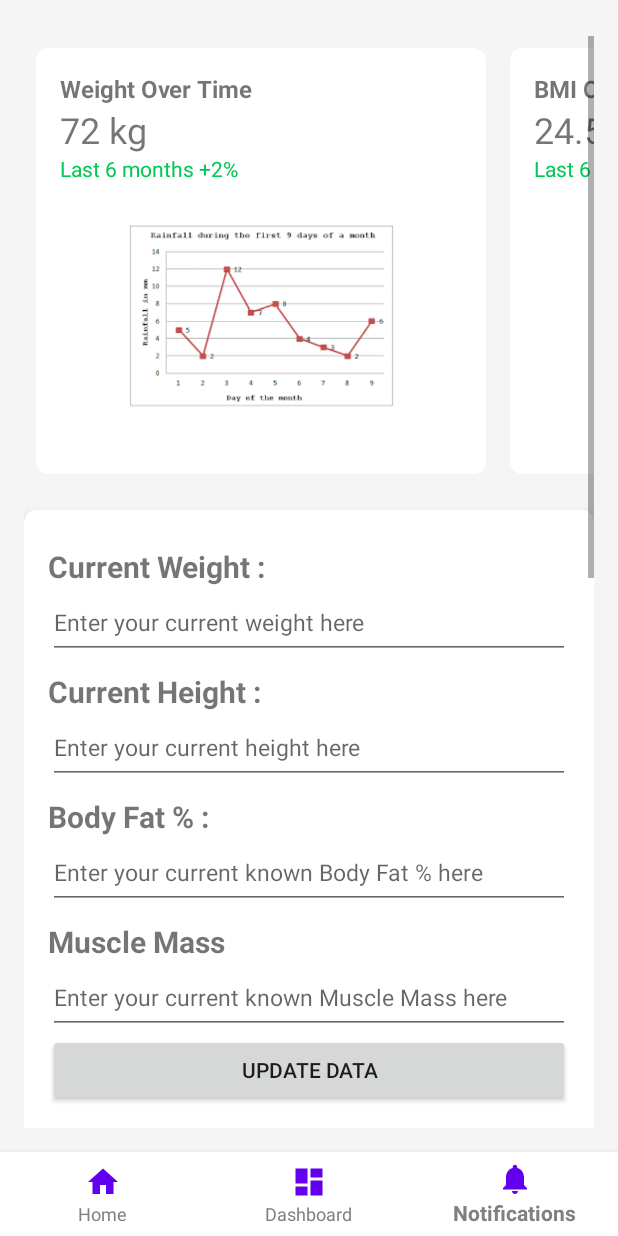
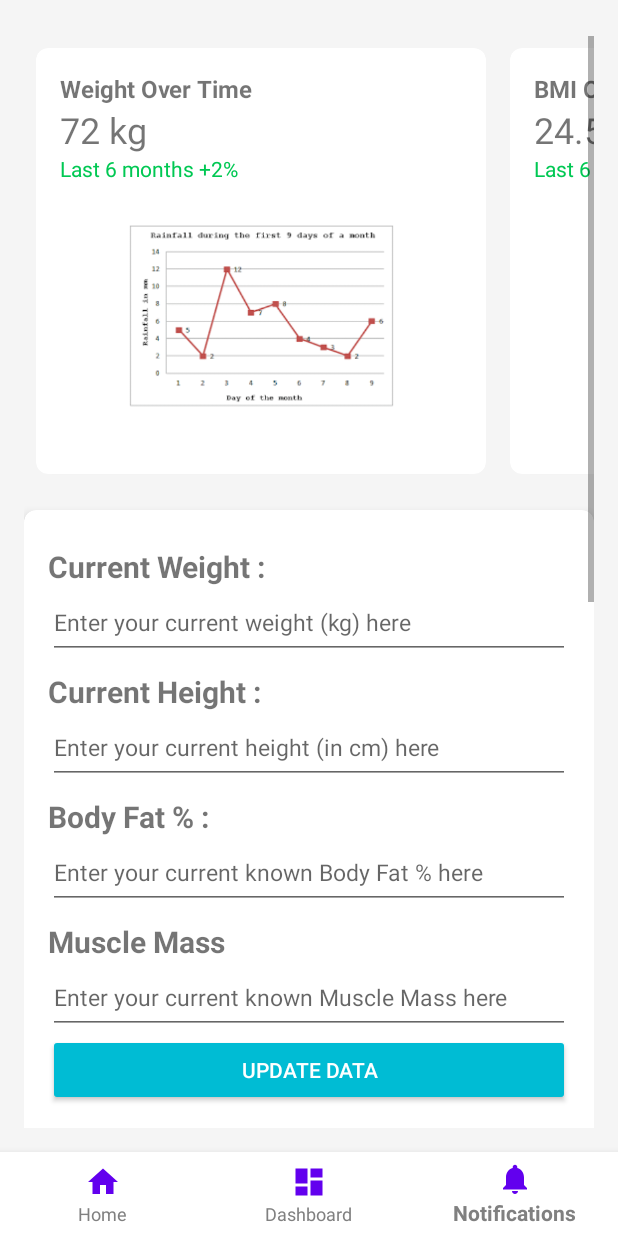
Before and after one commit to shashanksp04/WellnessCheck-P2, an Android app: the NotificationsFragment screen opened through its navigation route, on a phone screen of 412 x 824 dp. Run offline under Robolectric (Android 15) with nearby library versions, the phone set to English and light mode, and no system bars; our stand-ins replace navigation-ui.

```diff
--- a/app/src/main/java/com/example/wellnesscheck/ui/notifications/NotificationsFragment.kt
+++ b/app/src/main/java/com/example/wellnesscheck/ui/notifications/NotificationsFragment.kt
@@ -1,9 +1,12 @@
 package com.example.wellnesscheck.ui.notifications
 
 import android.os.Bundle
+import android.service.autofill.BatchUpdates
 import android.view.LayoutInflater
 import android.view.View
 import android.view.ViewGroup
+import android.widget.Button
+import android.widget.EditText
 import androidx.fragment.app.Fragment
 import androidx.recyclerview.widget.LinearLayoutManager
 import com.example.wellnesscheck.GraphItem
@@ -15,13 +18,40 @@ class NotificationsFragment : Fragment() {
 
     private var _binding: FragmentNotificationsBinding? = null
     private val binding get() = _binding!!
+    private lateinit var weightEdit: EditText
+    private lateinit var heightEdit: EditText
+    private lateinit var massEdit: EditText
+    private lateinit var fatEdit: EditText
+    private lateinit var updateGraph: Button
 
     override fun onCreateView(
         inflater: LayoutInflater, container: ViewGroup?,
         savedInstanceState: Bundle?
     ): View? {
         _binding = FragmentNotificationsBinding.inflate(inflater, container, false)
+        weightEdit = binding.weightUpdate
+        heightEdit = binding.heightUpdate
+        massEdit = binding.massUpdate
+        fatEdit = binding.fatUpdate
+        updateGraph = binding.updateDataButton
+
+        updateGraph.setOnClickListener{updateValue(weightEdit,heightEdit, massEdit, fatEdit)}
         return binding.root
+    }
+
+    private fun updateValue(weightVal : EditText, heightVal: EditText, massVal: EditText,
+                            fatVal: EditText){
+        weightVal.setText("")
+        weightVal.hint = "Enter your current weight (kg) here"
+
+        heightVal.setText("")
+        heightVal.hint = "Enter your current height (in cm) here"
+
+        massVal.setText("")
+        massVal.hint = "Enter your known current Muscle Mass here"
+
+        fatVal.setText("")
+        fatVal.hint = "Enter your current known Body Fat % here"
     }
 
     override fun onViewCreated(view: View, savedInstanceState: Bundle?) {
--- a/app/src/main/res/layout/fragment_dashboard.xml
+++ b/app/src/main/res/layout/fragment_dashboard.xml
@@ -198,8 +198,9 @@
 
                     <!-- Placeholder for Pie Chart or Icon -->
                     <ImageView
-                        android:layout_width="150dp"
-                        android:layout_height="150dp"
+                        android:id="@+id/graphImage"
+                        android:layout_width="170dp"
+                        android:layout_height="170dp"
                         android:src="@drawable/pie"
                         android:layout_marginStart="16dp"
                         android:layout_marginEnd="24dp" />
--- a/app/src/main/res/layout/fragment_notifications.xml
+++ b/app/src/main/res/layout/fragment_notifications.xml
@@ -99,11 +99,13 @@
                     android:textStyle="bold" />
 
                 <EditText
+                    android:id="@+id/weightUpdate"
                     android:layout_width="match_parent"
                     android:layout_height="wrap_content"
-                    android:hint="Enter your current weight here"
+                    android:hint="Enter your current weight (kg) here"
                     android:inputType="number"
                     android:minHeight="48dp"
+                    android:enabled="true"
                     android:textSize="15dp" />
 
                 <TextView
@@ -115,11 +117,13 @@
                     android:textStyle="bold" />
 
                 <EditText
+                    android:id="@+id/heightUpdate"
                     android:layout_width="match_parent"
                     android:layout_height="wrap_content"
-                    android:hint="Enter your current height here"
+                    android:hint="Enter your current height (in cm) here"
                     android:inputType="numberDecimal"
                     android:minHeight="48dp"
+                    android:enabled="true"
                     android:textSize="15dp" />
 
                 <TextView
@@ -131,11 +135,13 @@
                     android:textStyle="bold" />
 
                 <EditText
+                    android:id="@+id/fatUpdate"
                     android:layout_width="match_parent"
                     android:layout_height="wrap_content"
                     android:hint="Enter your current known Body Fat % here"
                     android:inputType="numberDecimal"
                     android:minHeight="48dp"
+                    android:enabled="true"
                     android:textSize="15dp" />
 
                 <TextView
@@ -147,11 +153,13 @@
                     android:textStyle="bold" />
 
                 <EditText
+                    android:id="@+id/massUpdate"
                     android:layout_width="match_parent"
                     android:layout_height="wrap_content"
                     android:hint="Enter your current known Muscle Mass here"
                     android:inputType="number"
                     android:minHeight="48dp"
+                    android:enabled="true"
                     android:textSize="15dp" />
 
                 <Button
@@ -159,7 +167,9 @@
                     android:layout_width="match_parent"
                     android:layout_height="wrap_content"
                     android:layout_marginBottom="16dp"
-                    android:text="Update Data" />
+                    android:text="Update Data"
+                    android:backgroundTint="@color/accentColor"
+                    android:textColor="@android:color/white"/>
 
             </LinearLayout>
         </androidx.cardview.widget.CardView>
@@ -231,7 +241,9 @@
                     android:layout_width="match_parent"
                     android:layout_height="wrap_content"
                     android:text="Submit"
-                    android:layout_marginBottom="16dp" />
+                    android:layout_marginBottom="16dp"
+                    android:backgroundTint="@color/accentColor"
+                    android:textColor="@android:color/white"/>
 
             </LinearLayout>
         </androidx.cardview.widget.CardView>
@@ -250,12 +262,13 @@
                 android:orientation="vertical"
                 android:padding="16dp">
 
-                <Button
-                    android:id="@+id/getRecommendationButton"
-                    android:layout_width="match_parent"
-                    android:layout_height="wrap_content"
-                    android:text="Get Recipe for the dish"
-                    android:layout_marginBottom="16dp" />
+<!--                <Button-->
+<!--                    android:id="@+id/getRecommendationButton"-->
+<!--                    android:layout_width="match_parent"-->
+<!--                    android:layout_height="wrap_content"-->
+<!--                    android:text="Get Recipe for the dish"-->
+<!--                    android:layout_marginBottom="16dp"-->
+<!--                    />-->
 
                 <ImageView
                     android:layout_width="match_parent"
@@ -274,12 +287,15 @@
                         android:layout_height="wrap_content"
                         android:text="Chicken Salad"
                         android:textSize="16sp"
-                        android:layout_weight="1" />
+                        android:layout_weight="1"
+                        />
 
                     <Button
                         android:layout_width="wrap_content"
                         android:layout_height="wrap_content"
-                        android:text="View Recipe" />
+                        android:text="View Recipe"
+                        android:backgroundTint="@color/accentColor"
+                        android:textColor="@android:color/white"/>
                 </LinearLayout>
             </LinearLayout>
         </androidx.cardview.widget.CardView>
```
Also changed, not shown: app/src/main/java/com/example/wellnesscheck/ui/dashboard/DashboardFragment.kt (+18 -5 lines), app/src/main/res/drawable/chart1.png (added), app/src/main/res/drawable/chart2.png (added), app/src/main/res/drawable/chart3.png (added), app/src/main/res/drawable/chart4.png (added).
